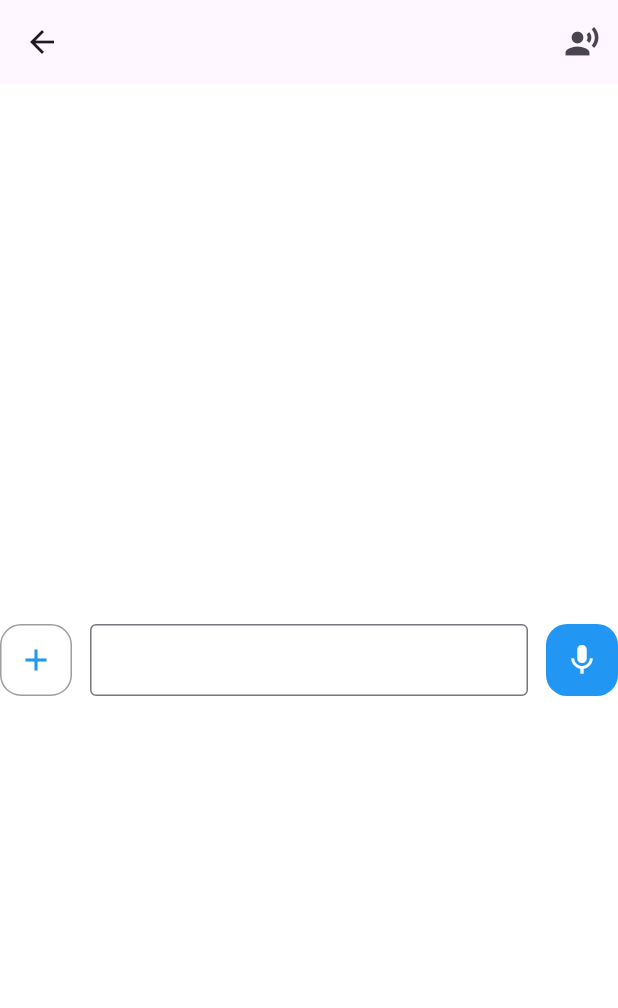
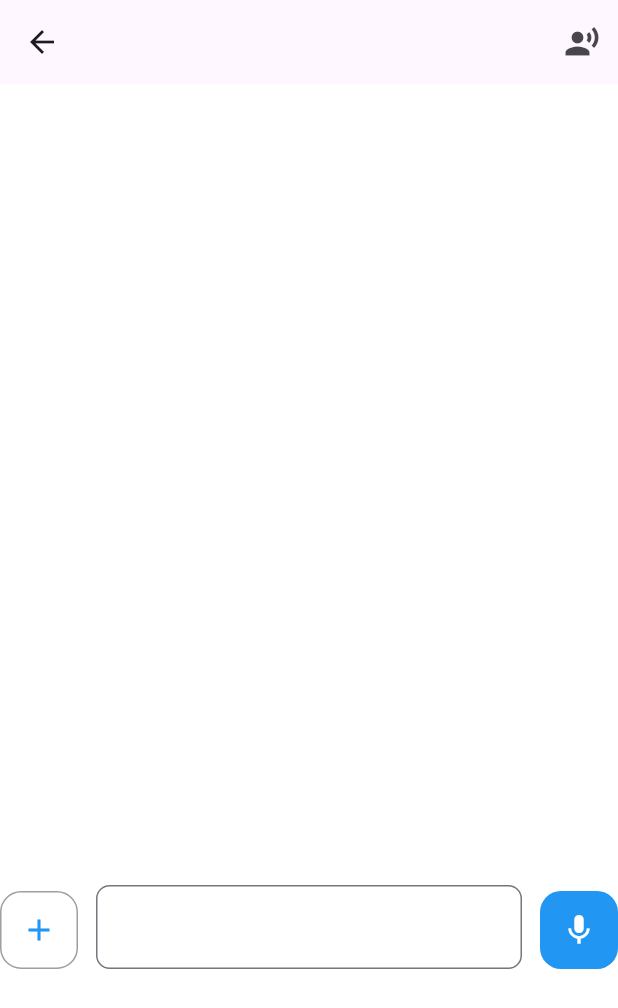
Before and after one commit to Siva-Flutter-Dev/audio_play_or_record, a Flutter app: the screen it shows after launch, after a tap on the "record voice over" icon, on a phone screen of 412 x 824 dp. Shown: the top 1008 px of the screen. Run offline on Flutter 3.47's test engine with Material 3 defaults, Android fonts, the phone set to English and light mode, and no system bars; our stand-ins replace flutter_animate, just_audio, permission_handler; missing offline and left inert: just_waveform, record.

Commit message:
version 1.0.5 Customize bug fixed

```diff
--- a/example/lib/main.dart
+++ b/example/lib/main.dart
@@ -106,7 +106,7 @@ class _HomeSState extends State<HomeS> {
           width: MediaQuery.of(context).size.width,
           height: MediaQuery.of(context).size.width,
           child: RecordMicButton(
-            height: 48,
+            height: 52,
             leadingIcon: Container(
               padding: EdgeInsets.zero,
               decoration: BoxDecoration(
@@ -122,7 +122,7 @@ class _HomeSState extends State<HomeS> {
               });
             },
             onLeading: () {
-              print("object");
+              //print("object");
             },
             onDelete: () {
               setState(() {
@@ -130,19 +130,36 @@ class _HomeSState extends State<HomeS> {
                 ctl.clear();
               });
             },
+            // audioDeleteIcon: Icon(Icons.verified),
             textField: TextField(
               controller: ctl,
+              maxLines: 5,
+              minLines: 1,
               onChanged: (v) {
                 setState(() {});
               },
-              decoration: InputDecoration(border: OutlineInputBorder()),
+              decoration: InputDecoration(
+                // isDense: true,
+                  border: OutlineInputBorder(
+                    borderRadius: BorderRadius.circular(9),
+                    borderSide: BorderSide(color: Colors.black12)
+                  ),
+                  focusedBorder: OutlineInputBorder(
+                      borderRadius: BorderRadius.circular(9),
+                      borderSide: BorderSide(color: Colors.black12)
+                  )
+              ),
             ),
             buttonRadius: 14,
             textController: ctl,
             isSendEnable: ctl.text.isNotEmpty || audio != null,
             audioPath: audio,
             onMessageSend: () {},
-            config: RecordButtonConfig(enableLock: true, enableHaptics: true),
+            config: RecordButtonConfig(
+                enableLock: true,
+                enableHaptics: true,
+              micAlignment: MainAxisAlignment.end
+            ),
             hasMicPermission: _micGranted,
           ),
         ),
--- a/lib/src/models/audio_message_config.dart
+++ b/lib/src/models/audio_message_config.dart
@@ -9,6 +9,9 @@ class AudioMessageConfig {
 
   /// Width of each waveform bar (used for `bars` or `whatsapp` styles).
   final double barWidth;
+
+  /// Width of each waveform bar (used for `bars` or `whatsapp` styles).
+  final double barHeight;
 
   /// Space between waveform bars.
   final double spacing;
@@ -40,6 +43,7 @@ class AudioMessageConfig {
   const AudioMessageConfig({
     this.waveStyle = WaveStyle.whatsapp,
     this.barWidth = 3,
+    this.barHeight = 3,
     this.spacing = 2,
     this.animationSpeed = 1.0,
     this.showPlaybackSpeed = false,
--- a/lib/src/models/record_button_config.dart
+++ b/lib/src/models/record_button_config.dart
@@ -26,6 +26,9 @@ class RecordButtonConfig {
   /// Optional audio path to prefill or play.
   final String? audioPath;
 
+  /// Optional bar height.
+  final double barHeight;
+
   /// Direction of the waveform animation.
   final WaveDirection waveDirection;
 
@@ -46,6 +49,7 @@ class RecordButtonConfig {
     this.enableHaptics = false,
     this.enableTapRecord = true,
     this.audioPath,
+    this.barHeight=3,
     this.waveDirection = WaveDirection.left,
     this.micAlignment = MainAxisAlignment.spaceBetween,
   });
--- a/lib/src/painters/waveform_painter.dart
+++ b/lib/src/painters/waveform_painter.dart
@@ -22,6 +22,9 @@ class WaveformPainter extends CustomPainter {
   /// Width of each waveform bar.
   final double barWidth;
 
+  /// Width of each waveform bar.
+  final double barHeightValue;
+
   /// Space between waveform bars.
   final double spacing;
 
@@ -34,6 +37,7 @@ class WaveformPainter extends CustomPainter {
     required this.active,
     required this.inactive,
     required this.barWidth,
+    required this.barHeightValue,
     required this.spacing,
   });
 
@@ -55,8 +59,8 @@ class WaveformPainter extends CustomPainter {
       final x = startX + i * (barWidth + spacing);
 
       canvas.drawLine(
-        Offset(x, centerY - barHeight / 2),
-        Offset(x, centerY + barHeight / 2),
+        Offset(x, centerY - barHeight / barHeightValue),
+        Offset(x, centerY + barHeight / barHeightValue),
         paint,
       );
     }
--- a/lib/src/recording/recording_overlay.dart
+++ b/lib/src/recording/recording_overlay.dart
@@ -136,8 +136,9 @@ class _RecordingOverlayState extends State<RecordingOverlay>
           inactive: Colors.redAccent,
           barWidth: 3,
           spacing: 2,
+          barHeightValue: 3
         ),
-        size: Size(double.infinity, 56),
+        size: Size(double.infinity, 3),
       );
     } else {
       return SizedBox.shrink();
--- a/lib/src/ui/audio_message_bubble.dart
+++ b/lib/src/ui/audio_message_bubble.dart
@@ -254,8 +254,8 @@ class _WhatsAppAudioMessageState extends State<AudioMessage> {
                               child: LayoutBuilder(
                                 builder: (context, constraints) {
                                   final availableWidth = constraints.maxWidth;
-                                  final barWidth = 3.0;
-                                  final spacing = 2.0;
+                                  final barWidth = widget.config.barWidth;
+                                  final spacing = widget.config.spacing;
                                   final barCount =
                                       (availableWidth / (barWidth + spacing))
                                           .floor();
@@ -284,7 +284,7 @@ class _WhatsAppAudioMessageState extends State<AudioMessage> {
                                             availableWidth,
                                           ),
                                       child: CustomPaint(
-                                        size: Size(availableWidth, 56),
+                                        size: Size(availableWidth, 3),
                                         painter: WaveformPainter(
                                           amplitudes: amplitudes,
                                           progress:
@@ -301,6 +301,7 @@ class _WhatsAppAudioMessageState extends State<AudioMessage> {
                                           inactive:
                                               widget.config.inactiveWaveColor,
                                           barWidth: barWidth,
+                                          barHeightValue: widget.config.barHeight,
                                           spacing: spacing,
                                         ),
                                       ),
@@ -324,40 +325,21 @@ class _WhatsAppAudioMessageState extends State<AudioMessage> {
                         ],
                       ),
 
-                      SizedBox(height: screenHeight * 0.002),
+                     // SizedBox(height: screenHeight * 0.002),
 
                       // Row: Current duration / total duration
                       Padding(
                         padding: EdgeInsets.only(
                           left: 16,
-                          right: widget.isProfile ? 26 : 2,
                         ),
-                        child: Row(
-                          mainAxisAlignment: MainAxisAlignment.spaceBetween,
-                          children: [
-                            // Current playback position
-                            Text(
-                              _formatDuration(_currentPosition),
+                        child: Text(
+                          "${_formatDuration(_currentPosition)} / ${_formatDuration(_totalDuration??Duration.zero)}",
                           style: TextStyle(
                             fontSize: MediaQuery.textScalerOf(
                               context,
                             ).scale(11),
                             color: widget.iconColor,
                           ),
-                            ),
-
-                            // Total audio duration
-                            if (_totalDuration != null)
-                              Text(
-                                _formatDuration(_totalDuration!),
-                                style: TextStyle(
-                                  fontSize: MediaQuery.textScalerOf(
-                                    context,
-                                  ).scale(11),
-                                  color: widget.iconColor,
-                                ),
-                              ),
-                          ],
                         ),
                       ),
                     ],
--- a/lib/src/ui/record_mic_button.dart
+++ b/lib/src/ui/record_mic_button.dart
@@ -71,6 +71,9 @@ class RecordMicButton extends StatefulWidget {
   /// Optional custom widget for the send button.
   final Widget? sendIcon;
 
+  /// Optional custom widget for the send button.
+  final Widget? audioDeleteIcon;
+
   /// Radius of the main recording button.
   final double? buttonRadius;
 
@@ -120,6 +123,7 @@ class RecordMicButton extends StatefulWidget {
     this.micIcon,
     this.stopIcon,
     this.sendIcon,
+    this.audioDeleteIcon,
     this.buttonRadius,
     this.primaryColor = Colors.blue,
     this.stopButtonColor = Colors.red,
@@ -375,9 +379,10 @@ class _RecordMicButtonState extends State<RecordMicButton>
               active: widget.runningWave,
               inactive: widget.backgroundWave,
               barWidth: barWidth,
+              barHeightValue: widget.config.barHeight,
               spacing: spacing,
             ),
-            size: Size(availableWidth, 56),
+            size: Size(availableWidth, 20),
           );
         }
       },
@@ -394,7 +399,7 @@ class _RecordMicButtonState extends State<RecordMicButton>
       child: Row(
         spacing: widget.widgetSpacing ?? 12,
         mainAxisAlignment: widget.config.micAlignment,
-        crossAxisAlignment: CrossAxisAlignment.center,
+        crossAxisAlignment: CrossAxisAlignment.end,
         children: [
           if (widget.leadingIcon != null &&
               _audioController == null &&
@@ -429,7 +434,16 @@ class _RecordMicButtonState extends State<RecordMicButton>
                       children: [
                         // Delete button
                         //if(widget.leadingIcon==null)
-                        IconButton(
+                        widget.audioDeleteIcon!=null
+                        ?GestureDetector(
+                          onTap:_cancel,
+                          child: SizedBox(
+                            width: 18,
+                            height: 18,
+                            child: widget.audioDeleteIcon,
+                          ),
+                        )
+                        :IconButton(
                           icon: Icon(
                             CupertinoIcons.delete,
                             color: widget.stopButtonColor,
@@ -474,7 +488,7 @@ class _RecordMicButtonState extends State<RecordMicButton>
                       ],
                     ),
                   )
-                : SizedBox(height: widget.height, child: widget.textField),
+                : widget.textField,
           ),
           GestureDetector(
             onTap: showSend
--- a/pubspec.yaml
+++ b/pubspec.yaml
@@ -1,6 +1,6 @@
 name: audio_play_or_record
 description: "A Flutter package for recording and playing audio messages with interactive waveform visualization, seek support, and chat-style UI."
-version: 1.0.4
+version: 1.0.5
 homepage: https://github.com/Siva-Flutter-Dev/audio_play_or_record
 repository: https://github.com/Siva-Flutter-Dev/audio_play_or_record
 documentation: https://github.com/Siva-Flutter-Dev/audio_play_or_record#readme
```
Also changed, not shown: 1 other file. Lines whose indentation alone changed are shown as unchanged.
